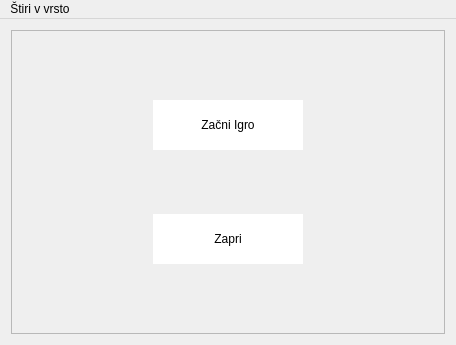
The window that glavnookno.ui (vladimirrujevic/rpoprojekt) describes before a commit, drawn with Qt 5.
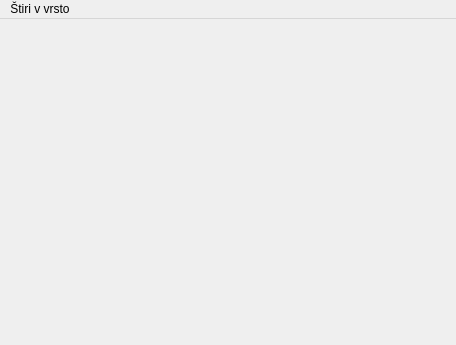
The same window after the commit.

What changed in the file:
```diff
--- a/glavnookno.ui
+++ b/glavnookno.ui
@@ -17,91 +17,7 @@
    <string>Štiri v vrsto</string>
   </property>
   <widget class="QWidget" name="centralWidget">
-   <layout class="QGridLayout" name="gridLayout">
-    <item row="0" column="0">
-     <widget class="QFrame" name="frame">
-      <property name="enabled">
-       <bool>true</bool>
-      </property>
-      <property name="autoFillBackground">
-       <bool>false</bool>
-      </property>
-      <property name="frameShape">
-       <enum>QFrame::StyledPanel</enum>
-      </property>
-      <property name="frameShadow">
-       <enum>QFrame::Raised</enum>
-      </property>
-      <property name="lineWidth">
-       <number>0</number>
-      </property>
-      <layout class="QGridLayout" name="gridLayout_2">
-       <item row="0" column="0">
-        <widget class="QPushButton" name="btnZacni">
-         <property name="enabled">
-          <bool>true</bool>
-         </property>
-         <property name="minimumSize">
-          <size>
-           <width>150</width>
-           <height>50</height>
-          </size>
-         </property>
-         <property name="maximumSize">
-          <size>
-           <width>150</width>
-           <height>50</height>
-          </size>
-         </property>
-         <property name="autoFillBackground">
-          <bool>false</bool>
-         </property>
-         <property name="styleSheet">
-          <string notr="true">background-color:#fff;
-border: none;
-height:50px;
-width: 100px;</string>
-         </property>
-         <property name="text">
-          <string>Začni Igro</string>
-         </property>
-         <attribute name="buttonGroup">
-          <string notr="true">buttonGroup</string>
-         </attribute>
-        </widget>
-       </item>
-       <item row="1" column="0">
-        <widget class="QPushButton" name="btnZapri">
-         <property name="minimumSize">
-          <size>
-           <width>150</width>
-           <height>50</height>
-          </size>
-         </property>
-         <property name="maximumSize">
-          <size>
-           <width>150</width>
-           <height>50</height>
-          </size>
-         </property>
-         <property name="styleSheet">
-          <string notr="true">background-color:#fff;
-border: none;
-height:50px;
-width: 100px</string>
-         </property>
-         <property name="text">
-          <string>Zapri</string>
-         </property>
-         <attribute name="buttonGroup">
-          <string notr="true">buttonGroup</string>
-         </attribute>
-        </widget>
-       </item>
-      </layout>
-     </widget>
-    </item>
-   </layout>
+   <layout class="QGridLayout" name="gridLayout"/>
   </widget>
   <widget class="QMenuBar" name="menuBar">
    <property name="geometry">
```
Left out of the diff: 19 changed lines with no effect on the pictures.
